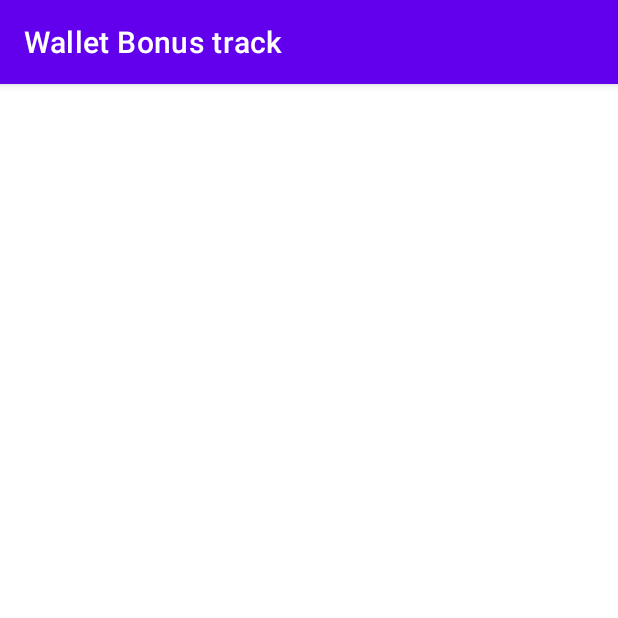
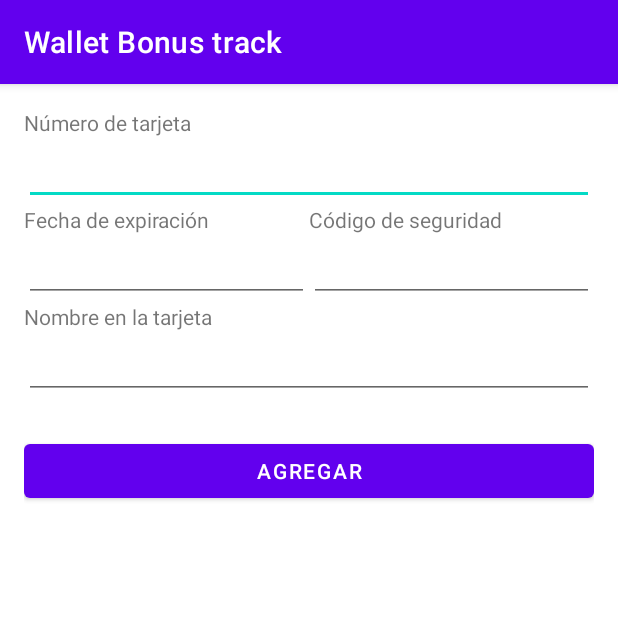
Before and after one commit to educacionit-carrera-android/Wallet_Bonus-track, an Android app: the screen it shows after launch (MainActivity), on a phone screen of 412 x 824 dp, the top half of it. Run offline under Robolectric (Android 15) with nearby library versions, the phone set to English and light mode, and no system bars.

Commit message:
Add part 1 for class 2

```diff
--- a/app/src/main/res/layout/activity_main.xml
+++ b/app/src/main/res/layout/activity_main.xml
@@ -3,6 +3,83 @@
     xmlns:tools="http://schemas.android.com/tools"
     android:layout_width="match_parent"
     android:layout_height="match_parent"
+    android:layout_margin="16dp"
+    android:orientation="vertical"
     tools:context=".MainActivity">
 
+    <TextView
+        android:id="@+id/textView"
+        android:layout_width="match_parent"
+        android:layout_height="wrap_content"
+        android:text="@string/card_number" />
+
+    <EditText
+        android:id="@+id/etCardNumber"
+        android:layout_width="match_parent"
+        android:layout_height="wrap_content"
+        android:ems="10"
+        android:inputType="number" />
+
+    <LinearLayout
+        android:layout_width="match_parent"
+        android:layout_height="wrap_content"
+        android:orientation="horizontal">
+
+        <TextView
+            android:id="@+id/textView2"
+            android:layout_width="0dp"
+            android:layout_height="wrap_content"
+            android:layout_weight="1"
+            android:text="@string/expiration_date" />
+
+        <TextView
+            android:id="@+id/textView3"
+            android:layout_width="0dp"
+            android:layout_height="wrap_content"
+            android:layout_weight="1"
+            android:text="@string/security_code" />
+    </LinearLayout>
+
+    <LinearLayout
+        android:layout_width="match_parent"
+        android:layout_height="wrap_content"
+        android:orientation="horizontal">
+
+        <EditText
+            android:id="@+id/editTextDate"
+            android:layout_width="wrap_content"
+            android:layout_height="wrap_content"
+            android:layout_weight="1"
+            android:ems="10"
+            android:inputType="date" />
+
+        <EditText
+            android:id="@+id/editTextNumber2"
+            android:layout_width="wrap_content"
+            android:layout_height="wrap_content"
+            android:layout_weight="1"
+            android:ems="10"
+            android:inputType="number" />
+    </LinearLayout>
+
+    <TextView
+        android:id="@+id/textView4"
+        android:layout_width="match_parent"
+        android:layout_height="wrap_content"
+        android:text="@string/card_name" />
+
+    <EditText
+        android:id="@+id/editTextTextPersonName"
+        android:layout_width="match_parent"
+        android:layout_height="wrap_content"
+        android:ems="10"
+        android:inputType="textPersonName" />
+
+    <Button
+        android:id="@+id/btnAddCard"
+        android:layout_width="match_parent"
+        android:layout_height="wrap_content"
+        android:layout_marginTop="24dp"
+        android:text="@string/add" />
+
 </LinearLayout>
--- a/app/src/main/res/values/strings.xml
+++ b/app/src/main/res/values/strings.xml
@@ -1,3 +1,8 @@
 <resources>
     <string name="app_name">Wallet Bonus track</string>
+    <string name="card_number">Número de tarjeta</string>
+    <string name="expiration_date">Fecha de expiración</string>
+    <string name="security_code">Código de seguridad</string>
+    <string name="card_name">Nombre en la tarjeta</string>
+    <string name="add">Agregar</string>
 </resources>
```
